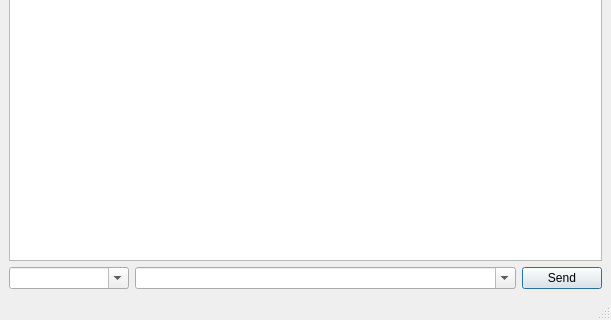
Above: src/tools/dcpterm/dcptermwin.ui from kbg/dcpclient before the change; both pictures show x 0 to 611 and y 201 to 521 of the 611 by 521 pixel window. Below: the same form after it.
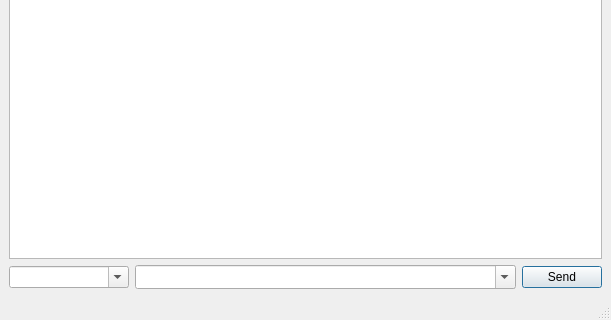
That is the form after the change.

Commit message: DcpTerm: Prevent the input combobox from resizing.

Patch:
```diff
--- a/src/tools/dcpterm/dcptermwin.ui
+++ b/src/tools/dcpterm/dcptermwin.ui
@@ -74,6 +74,9 @@
         <property name="maxCount">
          <number>1000</number>
         </property>
+        <property name="sizeAdjustPolicy">
+         <enum>QComboBox::AdjustToMinimumContentsLengthWithIcon</enum>
+        </property>
         <property name="duplicatesEnabled">
          <bool>true</bool>
         </property>
```
